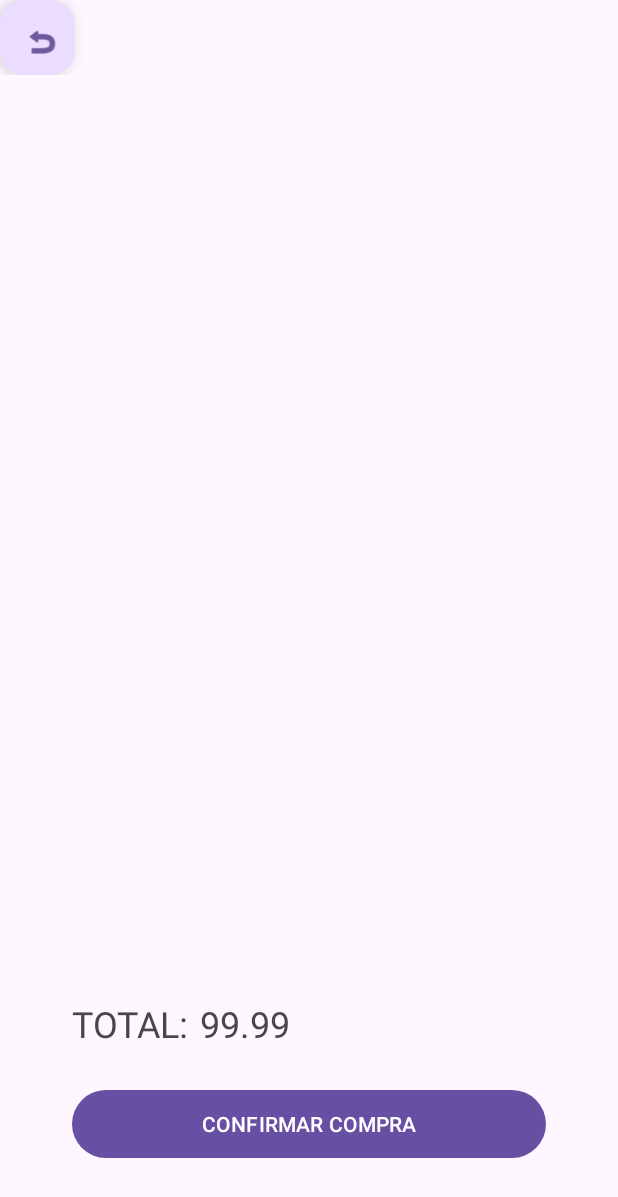
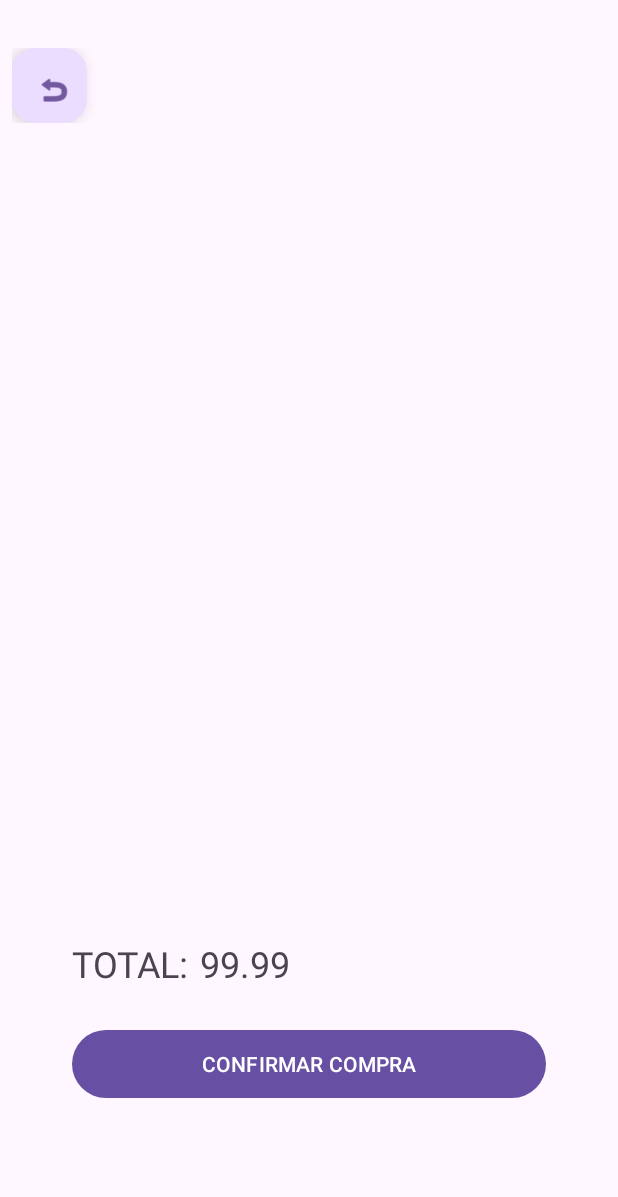
Before and after one commit to Andrii-Lit/Miravereda24-25, an Android app: the CarritoActivity screen opened directly, with no data from a screen before it, on a phone screen of 412 x 824 dp. Shown: the top 1197 px of the screen. Run offline under Robolectric (Android 15) with nearby library versions, the phone set to English and light mode, and no system bars.

Commit message:
re-ajuste layout carrito

```diff
--- a/app/src/main/res/layout-land/activity_carrito.xml
+++ b/app/src/main/res/layout-land/activity_carrito.xml
@@ -9,6 +9,8 @@
         android:id="@+id/constraintLayout"
         android:layout_width="match_parent"
         android:layout_height="60dp"
+        android:layout_marginStart="8dp"
+        android:layout_marginTop="24dp"
         app:layout_constraintEnd_toEndOf="parent"
         app:layout_constraintHorizontal_bias="0.5"
         app:layout_constraintStart_toStartOf="parent"
@@ -43,8 +45,8 @@
         android:layout_width="250dp"
         android:layout_height="0dp"
         android:layout_marginTop="24dp"
-        android:layout_marginEnd="8dp"
-        android:layout_marginBottom="24dp"
+        android:layout_marginEnd="44dp"
+        android:layout_marginBottom="64dp"
         app:layout_constraintBottom_toBottomOf="parent"
         app:layout_constraintEnd_toEndOf="parent"
         app:layout_constraintTop_toBottomOf="@+id/constraintLayout">
@@ -52,35 +54,37 @@
         <Button
             android:id="@+id/carrito_comprarButton"
             android:layout_width="0dp"
-            android:layout_height="wrap_content"
-            android:layout_marginStart="16dp"
-            android:layout_marginEnd="16dp"
-            android:layout_marginBottom="24dp"
+            android:layout_height="0dp"
+            android:layout_marginStart="24dp"
+            android:layout_marginTop="16dp"
+            android:layout_marginEnd="24dp"
+            android:layout_marginBottom="16dp"
             android:text="CONFIRMAR COMPRA"
             app:layout_constraintBottom_toBottomOf="parent"
             app:layout_constraintEnd_toEndOf="parent"
-            app:layout_constraintStart_toStartOf="parent" />
+            app:layout_constraintStart_toStartOf="parent"
+            app:layout_constraintTop_toBottomOf="@+id/carrito_totalTV" />
 
         <TextView
             android:id="@+id/carrito_totalTV"
             android:layout_width="wrap_content"
             android:layout_height="wrap_content"
             android:layout_marginStart="24dp"
-            android:layout_marginBottom="24dp"
+            android:layout_marginTop="100dp"
             android:text="TOTAL:"
             android:textSize="24sp"
-            app:layout_constraintBottom_toTopOf="@+id/carrito_comprarButton"
-            app:layout_constraintStart_toStartOf="parent" />
+            app:layout_constraintStart_toStartOf="parent"
+            app:layout_constraintTop_toTopOf="parent" />
 
         <TextView
             android:id="@+id/carrito_precioTV"
             android:layout_width="wrap_content"
             android:layout_height="wrap_content"
             android:layout_marginStart="8dp"
-            android:layout_marginBottom="24dp"
+            android:layout_marginTop="100dp"
             android:text="99.99"
             android:textSize="24sp"
-            app:layout_constraintBottom_toTopOf="@+id/carrito_comprarButton"
-            app:layout_constraintStart_toEndOf="@+id/carrito_totalTV" />
+            app:layout_constraintStart_toEndOf="@+id/carrito_totalTV"
+            app:layout_constraintTop_toTopOf="parent" />
     </androidx.constraintlayout.widget.ConstraintLayout>
 </androidx.constraintlayout.widget.ConstraintLayout>
--- a/app/src/main/res/layout/activity_carrito.xml
+++ b/app/src/main/res/layout/activity_carrito.xml
@@ -9,6 +9,8 @@
         android:id="@+id/constraintLayout"
         android:layout_width="match_parent"
         android:layout_height="50dp"
+        android:layout_marginStart="8dp"
+        android:layout_marginTop="32dp"
         app:layout_constraintEnd_toEndOf="parent"
         app:layout_constraintHorizontal_bias="0.5"
         app:layout_constraintStart_toStartOf="parent"
@@ -44,7 +46,7 @@
         android:layout_height="150dp"
         android:layout_marginStart="24dp"
         android:layout_marginEnd="24dp"
-        android:layout_marginBottom="24dp"
+        android:layout_marginBottom="64dp"
         app:layout_constraintBottom_toBottomOf="parent"
         app:layout_constraintEnd_toEndOf="parent"
         app:layout_constraintStart_toStartOf="parent">
```
